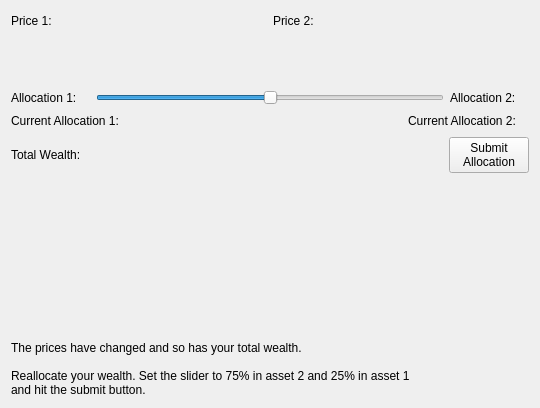
Qt form MarketSimulation/instructionscreentest2.ui (dwattttt/marketsim) before a commit.
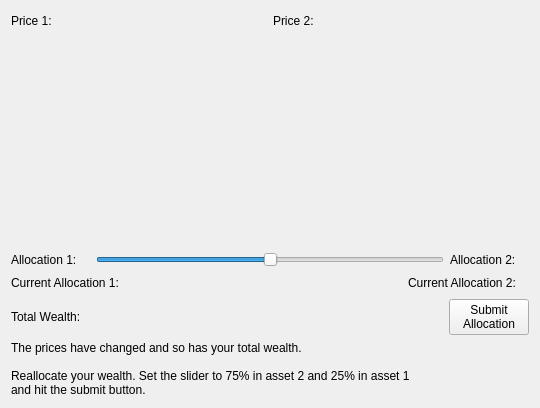
The same form after that commit.

Commit message: As above; adjusted screens to look like the market simulation screen

Diff of the .ui file:
```diff
--- a/MarketSimulation/instructionscreentest2.ui
+++ b/MarketSimulation/instructionscreentest2.ui
@@ -229,19 +229,6 @@
      </item>
     </layout>
    </item>
-   <item>
-    <spacer name="verticalSpacer_2">
-     <property name="orientation">
-      <enum>Qt::Vertical</enum>
-     </property>
-     <property name="sizeHint" stdset="0">
-      <size>
-       <width>20</width>
-       <height>149</height>
-      </size>
-     </property>
-    </spacer>
-   </item>
    <item>
     <widget class="QLabel" name="label">
      <property name="text">
```
The commit also changes 1 other file.
